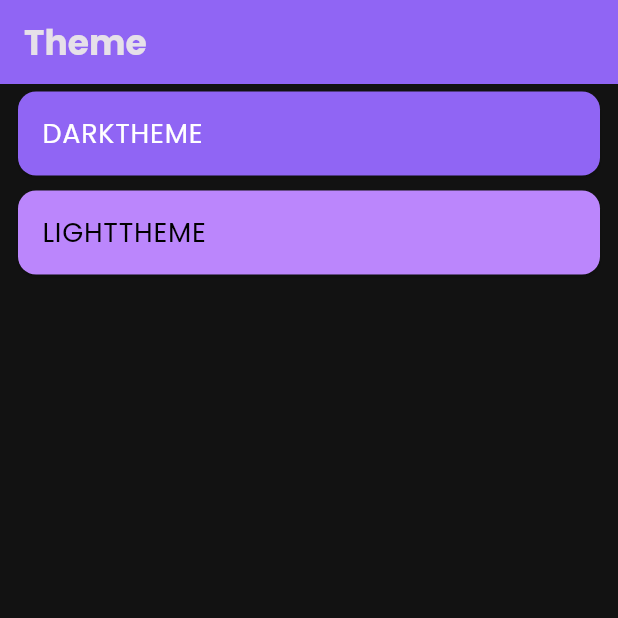
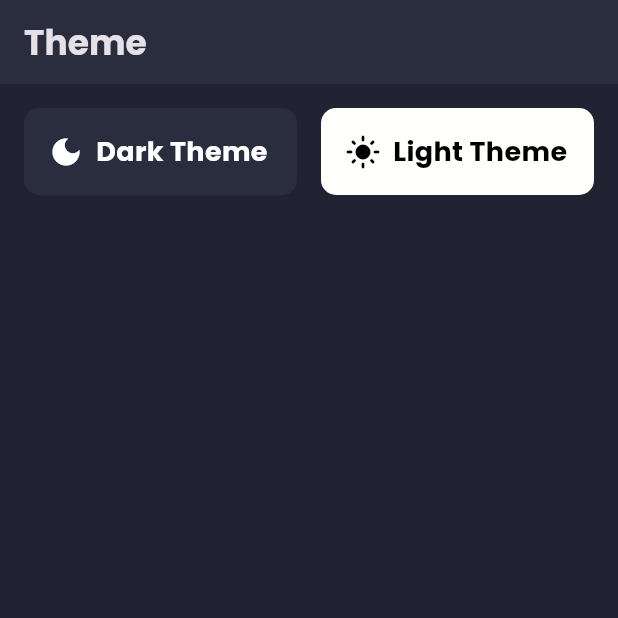
Before and after one commit to Yiheyistm/softnet_school_portal, a Flutter app: the ThemeView screen opened by its route, on a phone screen of 412 x 824 dp, the top half of it. Run offline on Flutter 3.47's test engine with Material 3 defaults, Android fonts, the phone set to English and light mode, and no system bars; our stand-ins replace awesome_snackbar_content, bloc, flutter_bloc, flutter_spinkit, get_it, get_storage and 3 more; accounts and stored records are empty.

Commit message:
modifing some theme codes

```diff
--- a/lib/core/feature/auth/view/login_view.dart
+++ b/lib/core/feature/auth/view/login_view.dart
@@ -2,7 +2,6 @@ import 'package:flutter/material.dart';
 import 'package:go_router/go_router.dart';
 import 'package:softnet_school_portal/core/routes/routes_name.dart';
 import 'package:softnet_school_portal/core/utils/app_string.dart';
-import 'package:softnet_school_portal/core/utils/custome_snackbar.dart';
 
 class LoginView extends StatefulWidget {
   const LoginView({super.key});
@@ -20,6 +19,9 @@ class _LoginViewState extends State<LoginView> {
           child: Column(
             mainAxisAlignment: MainAxisAlignment.center,
             children: [
+              const TextField(
+                decoration: InputDecoration(hintText: 'Name'),
+              ),
               const Text(AppString.loginButton),
               ElevatedButton.icon(
                   onPressed: () {
--- a/lib/core/theme/app_colors.dart
+++ b/lib/core/theme/app_colors.dart
@@ -4,12 +4,11 @@ class AppColors {
   static const Color primaryColor = Color(0xFFBB86FC);
   static const Color primaryColorDark = Color(0xFF9065F4);
 
-  static const Color backgroundColorDark = Color(0xFF141A31);
-  static const Color appBarColorDark = Color(0xFF1E2A4A);
-  static const Color backgroundColorLight = Color(0xFFFFFFFC);
-  static const Color appBarColorLight = Color(0xFFE9E9E6);
+  static const Color bgDark = Color(0xFF212332);
+  static const Color bgLight = Color(0xFFE9E9E6);
+  static const Color secondaryDark = Color(0xFF2A2D3E);
+  static const Color secondaryLight = Color(0xFFFFFFFC);
 
-  static const Color appColor = Color(0xFF925BAE);
   static const borderColor = Color(0xFF1E2A4A);
   static const whiteColor = Colors.white;
   static const completedColor = Color(0xFF4CAF50);
--- a/lib/core/theme/app_theme.dart
+++ b/lib/core/theme/app_theme.dart
@@ -1,14 +1,16 @@
 import 'package:flutter/material.dart';
+import 'package:flutter/widgets.dart';
 import 'package:softnet_school_portal/core/theme/app_colors.dart';
 import 'package:softnet_school_portal/core/utils/fonts/app_fonts.dart';
 
 enum AppTheme { darkTheme, lightTheme }
 
 final Map<AppTheme, ThemeData> appThemesData = {
-  AppTheme.lightTheme: ThemeData(
-    brightness: Brightness.light,
+  AppTheme.lightTheme: ThemeData.light(useMaterial3: true).copyWith(
     primaryColor: AppColors.primaryColor,
+      scaffoldBackgroundColor: AppColors.bgLight,
     dividerColor: AppColors.dividerColor,
+      canvasColor: AppColors.secondaryLight,
     textTheme: TextTheme(
       displayLarge: AppFonts.headline3,
       titleLarge: AppFonts.headline6,
@@ -16,19 +18,28 @@ final Map<AppTheme, ThemeData> appThemesData = {
       bodyMedium: AppFonts.bodyText2,
       labelLarge: AppFonts.button,
     ),
-    appBarTheme: const AppBarTheme(
-      color: AppColors.primaryColor,
-      iconTheme: IconThemeData(color: Colors.white),
+
+      inputDecorationTheme: const InputDecorationTheme(
+        contentPadding: EdgeInsets.all(12),
+        filled: true,
+        fillColor: Color(0xFFD9D9D9),
+        border: OutlineInputBorder(
+          borderSide: BorderSide.none,
+          borderRadius: BorderRadius.all(Radius.circular(10)),
         ),
-    buttonTheme: const ButtonThemeData(
-      buttonColor: AppColors.primaryColor,
-      textTheme: ButtonTextTheme.normal,
+        focusedBorder: OutlineInputBorder(
+          borderSide: BorderSide(color: AppColors.primaryColor),
+          borderRadius: BorderRadius.all(Radius.circular(10)),
         ),
+        errorBorder: OutlineInputBorder(
+          borderSide: BorderSide(color: AppColors.errorColor),
+          borderRadius: BorderRadius.all(Radius.circular(10)),
         ),
-  AppTheme.darkTheme: ThemeData(
-    brightness: Brightness.dark,
+      )),
+  AppTheme.darkTheme: ThemeData.dark(useMaterial3: true).copyWith(
     primaryColor: AppColors.primaryColorDark,
-    scaffoldBackgroundColor: const Color(0xFF121212),
+      scaffoldBackgroundColor: AppColors.bgDark,
+      canvasColor: AppColors.secondaryDark,
     dividerColor: const Color(0xFF424242),
     textTheme: TextTheme(
       displayLarge: AppFonts.headline3.copyWith(color: AppColors.whiteColor),
@@ -37,13 +48,22 @@ final Map<AppTheme, ThemeData> appThemesData = {
       bodyMedium: AppFonts.bodyText2.copyWith(color: AppColors.lightGrey),
       labelLarge: AppFonts.button,
       ),
-    appBarTheme: const AppBarTheme(
-      color: AppColors.primaryColorDark,
-      iconTheme: IconThemeData(color: Colors.white),
+      inputDecorationTheme: const InputDecorationTheme(
+        contentPadding: EdgeInsets.all(12),
+        filled: true,
+        fillColor: Color(0xFF424242),
+        border: OutlineInputBorder(
+          borderSide: BorderSide.none,
+          borderRadius: BorderRadius.all(Radius.circular(10)),
         ),
-    buttonTheme: const ButtonThemeData(
-      buttonColor: AppColors.primaryColorDark,
-      textTheme: ButtonTextTheme.primary,
+        focusedBorder: OutlineInputBorder(
+          borderSide: BorderSide(color: AppColors.primaryColor),
+          borderRadius: BorderRadius.all(Radius.circular(10)),
+        ),
+        errorBorder: OutlineInputBorder(
+          borderSide: BorderSide(color: AppColors.errorColor),
+          borderRadius: BorderRadius.all(Radius.circular(10)),
         ),
       )
+  )
 };
--- a/lib/core/theme/cubit/theme_cubit.dart
+++ b/lib/core/theme/cubit/theme_cubit.dart
@@ -12,7 +12,7 @@ class ThemeCubit extends Cubit<ThemeState> {
 
   void toggoleTheme(AppTheme appTheme) async {
     emit(ThemeState(theme: appThemesData[appTheme]!));
-    _storageService.setData('theme', appTheme);
+    _storageService.setData('theme', appTheme.toString());
   }
 
   Future<void> _loadTheme() async {
--- a/lib/core/theme/view/theme_view.dart
+++ b/lib/core/theme/view/theme_view.dart
@@ -2,6 +2,7 @@ import 'package:flutter/material.dart';
 import 'package:flutter_bloc/flutter_bloc.dart';
 import 'package:softnet_school_portal/core/theme/app_theme.dart';
 import 'package:softnet_school_portal/core/theme/cubit/theme_cubit.dart';
+import 'package:softnet_school_portal/core/utils/constants.dart';
 
 class ThemeView extends StatefulWidget {
   const ThemeView({super.key});
@@ -13,32 +14,83 @@ class ThemeView extends StatefulWidget {
 class _ThemeViewState extends State<ThemeView> {
   @override
   Widget build(BuildContext context) {
-    print(Theme.of(context).primaryColor);
     return Scaffold(
       appBar: AppBar(
         title: const Text('Theme'),
-        backgroundColor: Theme.of(context).primaryColor,
+        backgroundColor: Theme.of(context).canvasColor,
       ),
       body: BlocBuilder<ThemeCubit, ThemeState>(
         builder: (context, state) {
-          return ListView.builder(
-            itemCount: AppTheme.values.length,
-            itemBuilder: (context, index) {
-              final itemAppTheme = AppTheme.values[index];
-              return Card(
-                margin: const EdgeInsets.symmetric(horizontal: 12, vertical: 5),
-                color: appThemesData[itemAppTheme]!.primaryColor,
-                child: ListTile(
-                  title: Text(
-                    itemAppTheme.name.toUpperCase(),
-                    style: appThemesData[itemAppTheme]!.textTheme.bodyLarge,
+          return Padding(
+            padding: EdgeInsets.all(defaultPadding),
+            child: Row(
+              children: [
+                Expanded(
+                  child: Container(
+                    padding: EdgeInsets.all(defaultPadding),
+                    decoration: BoxDecoration(
+                      color: appThemesData[AppTheme.darkTheme]!.canvasColor,
+                      borderRadius: BorderRadius.circular(10.0),
+                    ),
+                    child: InkWell(
+                        onTap: () {
+                          context
+                              .read<ThemeCubit>()
+                              .toggoleTheme(AppTheme.darkTheme);
+                        },
+                        child: Row(
+                          children: [
+                            const Icon(
+                              Icons.dark_mode,
+                              color: Colors.white,
+                            ),
+                            SizedBox(width: defaultPadding / 2),
+                            Text(
+                              'Dark Theme',
+                              style: appThemesData[AppTheme.darkTheme]!
+                                  .textTheme
+                                  .bodyLarge
+                                  ?.copyWith(fontWeight: FontWeight.w700),
+                            ),
+                          ],
+                        )),
                   ),
-                  onTap: () {
-                    context.read<ThemeCubit>().toggoleTheme(itemAppTheme);
-                  },
                 ),
-              );
-            },
+                SizedBox(width: defaultPadding),
+                Expanded(
+                  child: Container(
+                    padding: EdgeInsets.all(defaultPadding),
+                    decoration: BoxDecoration(
+                      color: appThemesData[AppTheme.lightTheme]!.canvasColor,
+                      borderRadius: BorderRadius.circular(10.0),
+                    ),
+                    child: InkWell(
+                      onTap: () {
+                        context
+                            .read<ThemeCubit>()
+                            .toggoleTheme(AppTheme.lightTheme);
+                      },
+                      child: Row(
+                        children: [
+                          const Icon(
+                            Icons.light_mode,
+                            color: Colors.black,
+                          ),
+                          SizedBox(width: defaultPadding / 2),
+                          Text(
+                            'Light Theme',
+                            style: appThemesData[AppTheme.lightTheme]!
+                                .textTheme
+                                .bodyLarge
+                                ?.copyWith(fontWeight: FontWeight.w700),
+                          ),
+                        ],
+                      ),
+                    ),
+                  ),
+                ),
+              ],
+            ),
           );
         },
       ),
--- /dev/null
+++ b/lib/core/utils/constants.dart
@@ -0,0 +1 @@
+double defaultPadding = 16.0;
--- a/lib/core/utils/full_screen_dialog.dart
+++ b/lib/core/utils/full_screen_dialog.dart
@@ -19,7 +19,7 @@ class FullscreenLoader {
                 canPop: false,
                 child: Center(
                   child: SpinKitCircle(
-                    color: AppColors.appColor,
+                    color: AppColors.primaryColor,
                     size: 50.0,
                   ),
                 ),
--- a/lib/main.dart
+++ b/lib/main.dart
@@ -8,8 +8,8 @@ import 'package:softnet_school_portal/core/utils/app_string.dart';
 
 void main() async {
   WidgetsFlutterBinding.ensureInitialized();
+  await GetStorage.init();
   DependancyInjection.init();
-  await GetStorage.init();
   runApp(const MyApp());
 }
 
```
Also changed, not shown: 1 other file. Lines whose indentation alone changed are shown as unchanged.
